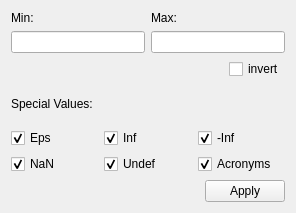
First picture: the form in src/gdxviewer/valuefilterwidget.ui, repository GAMS-dev/studio, before the edit.
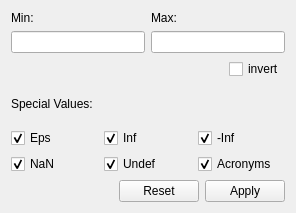
Second picture: the form after the edit.

Commit message: reset button for value filter

What changed in the file:
```diff
--- a/src/gdxviewer/valuefilterwidget.ui
+++ b/src/gdxviewer/valuefilterwidget.ui
@@ -162,6 +162,13 @@
        </property>
       </spacer>
      </item>
+     <item>
+      <widget class="QPushButton" name="pbReset">
+       <property name="text">
+        <string>Reset</string>
+       </property>
+      </widget>
+     </item>
      <item>
       <widget class="QPushButton" name="pbApply">
        <property name="text">
```
The commit also changes 4 other files.
